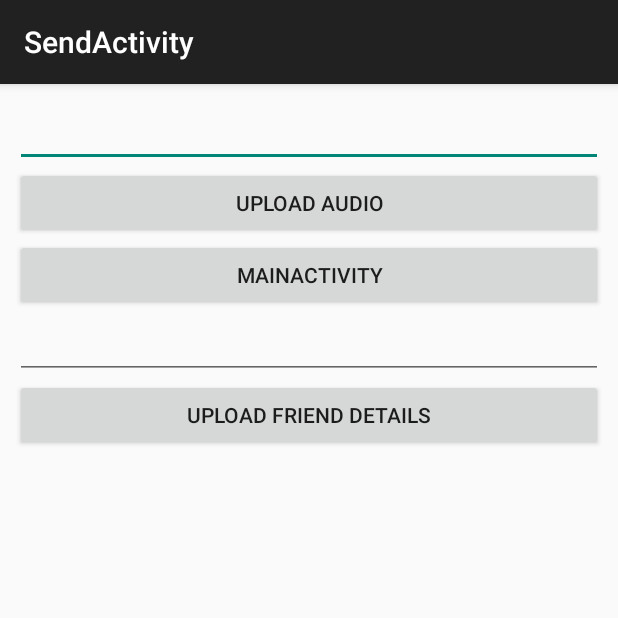
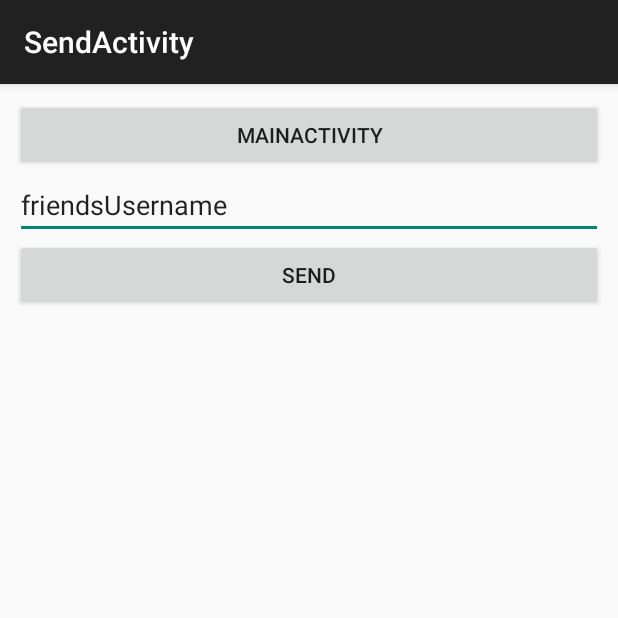
Before and after one commit to CS307-Team10/SoundBites, an Android app: the SendActivity screen opened directly, with no data from a screen before it, on a phone screen of 412 x 824 dp, the top half of it. Run offline under Robolectric (Android 15) with nearby library versions, the phone set to English and light mode, and no system bars; 2 statements that could not run were skipped.

Commit message:
integrated all proper buttons. Added toast to indicate need to record before sending.

```diff
--- a/app/src/main/java/com/soundbytes/ComposeFragment.java
+++ b/app/src/main/java/com/soundbytes/ComposeFragment.java
@@ -26,6 +26,7 @@ import android.widget.EditText;
 import android.widget.ImageButton;
 import android.widget.LinearLayout;
 import android.widget.TextView;
+import android.widget.Toast;
 
 import com.soundbytes.views.AudioTrackView;
 
@@ -77,6 +78,8 @@ public class ComposeFragment extends TitledFragment implements RecordButtonListe
                     intent.putExtra("filter", currentSelectedFilterId);
                     System.out.println("uName" + uName);
                     startActivity(intent);
+                } else {
+                    Toast.makeText(getContext(), "Record something to send!", Toast.LENGTH_SHORT).show();
                 }
                 break;
         }
--- a/app/src/main/java/com/soundbytes/SendActivity.java
+++ b/app/src/main/java/com/soundbytes/SendActivity.java
@@ -33,8 +33,8 @@ import java.util.ArrayList;
 public class SendActivity extends AppCompatActivity implements View.OnClickListener {
     public static final int CONNECTION_TIMEOUT = 1000 * 15;
     private static final String SERVER_ADDRESS = "http://naveenganessin.com/";
-    Button bUploadImage, bMainBack, bSendFriend;
-    EditText uploadImageName, FriendNameSend;
+    Button bMainBack, bSendFriend;
+    EditText FriendNameSend;
     File file = null;
     UserLocalStore userLocalStore;
     String selectedPath = Environment.getExternalStorageDirectory() + "/audiorecordtest.3gp";
@@ -45,12 +45,9 @@ public class SendActivity extends AppCompatActivity implements View.OnClickListe
     protected void onCreate(Bundle savedInstanceState) {
         super.onCreate(savedInstanceState);
         setContentView(R.layout.activity_send);
-        bUploadImage = (Button) findViewById(R.id.bUploadImage);
         bMainBack = (Button) findViewById(R.id.bMainBack);
         bSendFriend = (Button)findViewById(R.id.bSendFriend);
-        uploadImageName = (EditText) findViewById(R.id.etUploadName);
         FriendNameSend = (EditText) findViewById(R.id.etFriendNameSend);
-        bUploadImage.setOnClickListener(this);
         bMainBack.setOnClickListener(this);
         bSendFriend.setOnClickListener(this);
         Bundle bundle = getIntent().getExtras();
@@ -63,7 +60,11 @@ public class SendActivity extends AppCompatActivity implements View.OnClickListe
     @Override
     public void onClick(View v) {
         switch (v.getId()) {
-            case R.id.bUploadImage:
+            case R.id.bMainBack:
+                startActivity(new Intent(SendActivity.this, MainActivity.class));
+                break;
+            case R.id.bSendFriend:
+                //System.out.println(userLocalStore.getLoggedInUser().name);
                 file = new File(Environment.getExternalStorageDirectory() + "/audiorecordtest.3gp");
                 System.out.println(Environment.getExternalStorageDirectory() + "/audiorecordtest.3gp");
                 if (file == null) {
@@ -71,14 +72,9 @@ public class SendActivity extends AppCompatActivity implements View.OnClickListe
                 } else {
                     System.out.println("file made");
                 }
-                finalName = uName + uploadImageName.getText().toString();
+                finalName = uName + FriendNameSend.getText().toString();
                 new UploadImage(file, finalName).execute();
-                break;
-            case R.id.bMainBack:
-                startActivity(new Intent(SendActivity.this, MainActivity.class));
-                break;
-            case R.id.bSendFriend:
-                //System.out.println(userLocalStore.getLoggedInUser().name);
+
                 System.out.println(FriendNameSend.getText().toString());
                 System.out.println("inside bPress: " + uName);
                 System.out.println("filter: "+ filter);
--- a/app/src/main/res/layout/activity_send.xml
+++ b/app/src/main/res/layout/activity_send.xml
@@ -8,17 +8,6 @@
         android:orientation="vertical"
         android:layout_width="match_parent"
         android:layout_height="wrap_content">
-
-        <EditText
-            android:id="@+id/etUploadName"
-            android:layout_width="match_parent"
-            android:layout_height="wrap_content" />
-
-        <Button
-            android:id="@+id/bUploadImage"
-            android:layout_width="match_parent"
-            android:layout_height="wrap_content"
-            android:text="Upload Audio"/>
 
         <Button
             android:id="@+id/bMainBack"
@@ -31,13 +20,14 @@
             android:layout_width="match_parent"
             android:layout_height="wrap_content"
             android:id="@+id/etFriendNameSend"
+            android:text="friendsUsername"
             android:layout_gravity="center_horizontal" />
 
         <Button
             android:id="@+id/bSendFriend"
             android:layout_width="match_parent"
             android:layout_height="wrap_content"
-            android:text="Upload Friend details"/>
+            android:text="Send"/>
 
     </LinearLayout>
 
```
